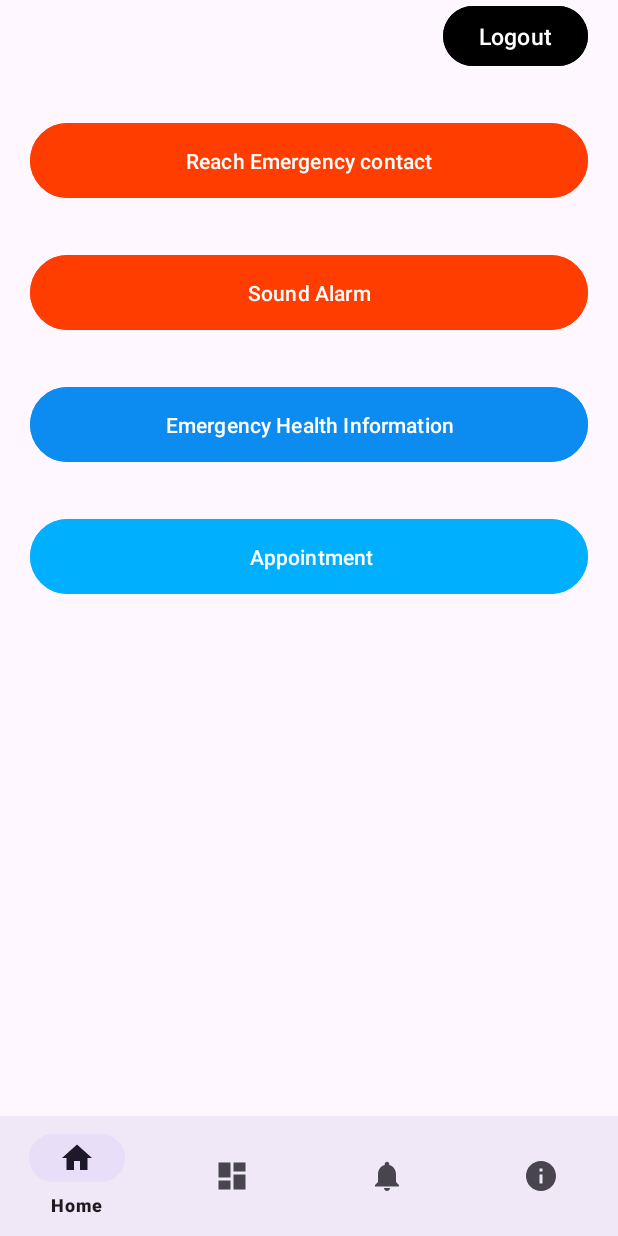
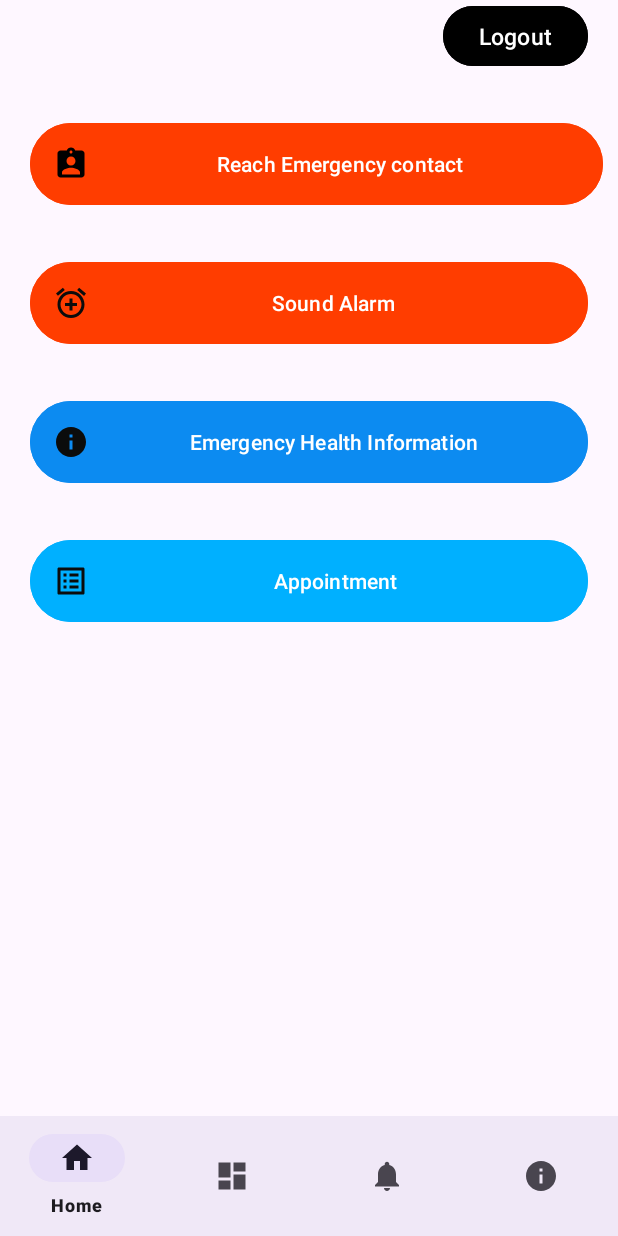
Before and after one commit to Jay1161/Health-Care-for-Senior-Citizen, an Android app: the screen it shows after launch once a user with an empty profile is signed in (MainActivity), on a phone screen of 412 x 824 dp. Run offline under Robolectric (Android 15) with nearby library versions, the light colour scheme and no system bars; our stand-ins replace Firebase (no records; nobody signed in at launch, a user with empty details on screens opened directly).

Commit message:
Icons added

```diff
--- /dev/null
+++ b/app/src/main/res/drawable/appointment.xml
@@ -0,0 +1,5 @@
+<vector android:height="24dp" android:tint="#0B0C0C"
+    android:viewportHeight="24" android:viewportWidth="24"
+    android:width="24dp" xmlns:android="http://schemas.android.com/apk/res/android">
+    <path android:fillColor="@android:color/white" android:pathData="M19,5v14L5,19L5,5h14m1.1,-2L3.9,3c-0.5,0 -0.9,0.4 -0.9,0.9v16.2c0,0.4 0.4,0.9 0.9,0.9h16.2c0.4,0 0.9,-0.5 0.9,-0.9L21,3.9c0,-0.5 -0.5,-0.9 -0.9,-0.9zM11,7h6v2h-6L11,7zM11,11h6v2h-6v-2zM11,15h6v2h-6zM7,7h2v2L7,9zM7,11h2v2L7,13zM7,15h2v2L7,17z"/>
+</vector>
--- /dev/null
+++ b/app/src/main/res/drawable/baseline_add_alarm_24.xml
@@ -0,0 +1,5 @@
+<vector android:height="24dp" android:tint="#0B0C0C"
+    android:viewportHeight="24" android:viewportWidth="24"
+    android:width="24dp" xmlns:android="http://schemas.android.com/apk/res/android">
+    <path android:fillColor="@android:color/white" android:pathData="M7.88,3.39L6.6,1.86 2,5.71l1.29,1.53 4.59,-3.85zM22,5.72l-4.6,-3.86 -1.29,1.53 4.6,3.86L22,5.72zM12,4c-4.97,0 -9,4.03 -9,9s4.02,9 9,9c4.97,0 9,-4.03 9,-9s-4.03,-9 -9,-9zM12,20c-3.87,0 -7,-3.13 -7,-7s3.13,-7 7,-7 7,3.13 7,7 -3.13,7 -7,7zM13,9h-2v3L8,12v2h3v3h2v-3h3v-2h-3L13,9z"/>
+</vector>
--- /dev/null
+++ b/app/src/main/res/drawable/emergency.xml
@@ -0,0 +1,5 @@
+<vector android:height="24dp" android:tint="#000000"
+    android:viewportHeight="24" android:viewportWidth="24"
+    android:width="24dp" xmlns:android="http://schemas.android.com/apk/res/android">
+    <path android:fillColor="@android:color/white" android:pathData="M19,3h-4.18C14.4,1.84 13.3,1 12,1c-1.3,0 -2.4,0.84 -2.82,2L5,3c-1.1,0 -2,0.9 -2,2v14c0,1.1 0.9,2 2,2h14c1.1,0 2,-0.9 2,-2L21,5c0,-1.1 -0.9,-2 -2,-2zM12,3c0.55,0 1,0.45 1,1s-0.45,1 -1,1 -1,-0.45 -1,-1 0.45,-1 1,-1zM12,7c1.66,0 3,1.34 3,3s-1.34,3 -3,3 -3,-1.34 -3,-3 1.34,-3 3,-3zM18,19L6,19v-1.4c0,-2 4,-3.1 6,-3.1s6,1.1 6,3.1L18,19z"/>
+</vector>
--- /dev/null
+++ b/app/src/main/res/drawable/healthinfo.xml
@@ -0,0 +1,5 @@
+<vector android:height="24dp" android:tint="#0B0C0C"
+    android:viewportHeight="24" android:viewportWidth="24"
+    android:width="24dp" xmlns:android="http://schemas.android.com/apk/res/android">
+    <path android:fillColor="@android:color/white" android:pathData="M12,2C6.48,2 2,6.48 2,12s4.48,10 10,10 10,-4.48 10,-10S17.52,2 12,2zM13,17h-2v-6h2v6zM13,9h-2L11,7h2v2z"/>
+</vector>
--- a/app/src/main/res/layout/fragment_home.xml
+++ b/app/src/main/res/layout/fragment_home.xml
@@ -31,9 +31,11 @@
             android:id="@+id/reach_emerg"
             android:layout_width="match_parent"
             android:layout_height="wrap_content"
-            android:layout_marginRight="20dp"
+            android:layout_marginRight="10dp"
             android:layout_marginLeft="20dp"
             android:backgroundTint="#FF3D00"
+            android:paddingHorizontal="16dp"
+            android:drawableLeft="@drawable/emergency"
             android:text="Reach Emergency contact"
             android:layout_marginTop="30dp"
             app:layout_constraintTop_toBottomOf="@+id/btnlogout"
@@ -47,6 +49,7 @@
             android:layout_marginRight="20dp"
             android:layout_marginLeft="20dp"
             android:backgroundTint="#FF3D00"
+            android:drawableLeft="@drawable/baseline_add_alarm_24"
             android:text="Sound Alarm"
             android:layout_marginTop="30dp"
             app:layout_constraintTop_toBottomOf="@+id/reach_emerg"
@@ -60,6 +63,7 @@
             android:layout_marginRight="20dp"
             android:layout_marginLeft="20dp"
             android:backgroundTint="#0C8BF1"
+            android:drawableLeft="@drawable/healthinfo"
             android:text="Emergency Health Information"
             android:layout_marginTop="30dp"
             app:layout_constraintTop_toBottomOf="@+id/alarm"
@@ -73,6 +77,7 @@
             android:layout_marginRight="20dp"
             android:layout_marginLeft="20dp"
             android:backgroundTint="#00B0FF"
+            android:drawableLeft="@drawable/appointment"
             android:text=" Appointment"
             android:layout_marginTop="30dp"
             app:layout_constraintTop_toBottomOf="@+id/health_info"
```
